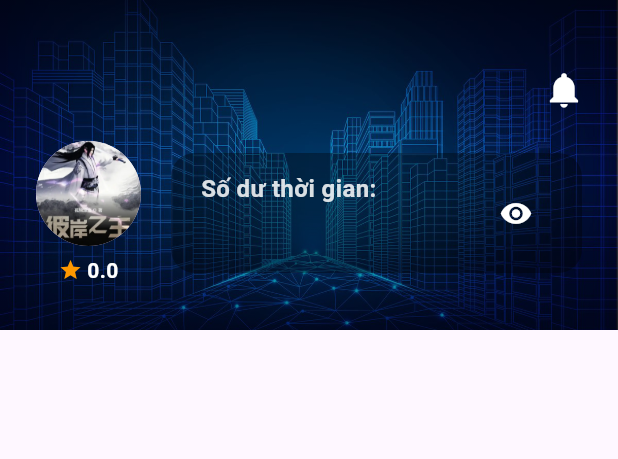
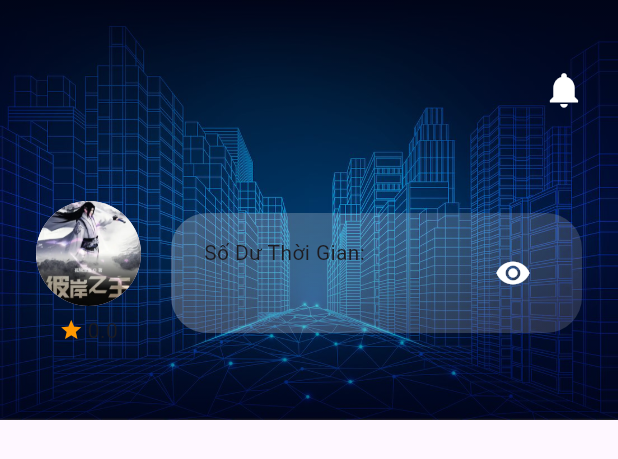
Before and after one commit to namthanhit/Time_Bank_Flutter, a Flutter app: the HeroSection widget shown alone on an empty page, opened directly with empty values, on a phone screen of 412 x 824 dp. Shown: the top 459 px of the screen. Run offline on Flutter 3.47's test engine with Material 3 defaults, Android fonts, the phone set to English and light mode, and no system bars; our stand-ins replace pin_code_fields.

Commit message:
chinh lai mau nen cua so du tai khoan cho sang len

```diff
--- a/lib/features/home/ui/widgets/hero_section.dart
+++ b/lib/features/home/ui/widgets/hero_section.dart
@@ -1,4 +1,6 @@
 import 'package:flutter/material.dart';
+import 'dart:ui';
+import '../home_typography.dart';
 
 class HeroSection extends StatelessWidget {
   const HeroSection({
@@ -19,7 +21,7 @@ class HeroSection extends StatelessWidget {
   @override
   Widget build(BuildContext context) {
     return Container(
-      height: 220,
+      height: 280,
       width: double.infinity,
       decoration: const BoxDecoration(
         image: DecorationImage(
@@ -59,7 +61,7 @@ class HeroSection extends StatelessWidget {
           Positioned(
             left: 24,
             right: 24,
-            bottom: 30,
+            bottom: 50, // increased from 30 to accommodate overlapping rounded container
             child: Row(
               crossAxisAlignment: CrossAxisAlignment.center,
               children: [
@@ -74,14 +76,7 @@ class HeroSection extends StatelessWidget {
                       children: [
                         const Icon(Icons.star, color: Colors.orange, size: 16),
                         const SizedBox(width: 3),
-                        Text(
-                          rating.toStringAsFixed(1),
-                          style: const TextStyle(
-                            color: Colors.white,
-                            fontWeight: FontWeight.bold,
-                            fontSize: 14,
-                          ),
-                        ),
+                        Text(rating.toStringAsFixed(1), style: HomeTypography.ratingValue),
                       ],
                     ),
                   ],
@@ -89,10 +84,18 @@ class HeroSection extends StatelessWidget {
                 const SizedBox(width: 20),
                 Expanded(
                   child: Container(
-                    padding: const EdgeInsets.symmetric(horizontal: 20, vertical: 12),
+                    padding: const EdgeInsets.symmetric(horizontal: 22, vertical: 16),
                     decoration: BoxDecoration(
-                      color: Colors.black.withOpacity(0.35),
-                      borderRadius: BorderRadius.circular(16),
+                      borderRadius: BorderRadius.circular(24),
+                      // Gần như trong suốt: chỉ một lớp tint trắng rất nhẹ
+                      gradient: LinearGradient(
+                        colors: [
+                          Colors.white.withOpacity(0.25),
+                          Colors.white.withOpacity(0.15),
+                        ],
+                        begin: Alignment.topLeft,
+                        end: Alignment.bottomRight,
+                      ),
                     ),
                     child: Row(
                       mainAxisAlignment: MainAxisAlignment.spaceBetween,
@@ -102,20 +105,21 @@ class HeroSection extends StatelessWidget {
                           crossAxisAlignment: CrossAxisAlignment.start,
                           children: [
                             Text(
-                              "Số dư thời gian:",
-                              style: TextStyle(
-                                color: Colors.white.withOpacity(0.85),
-                                fontSize: 16,
+                              "Số Dư Thời Gian:",
+                              style: HomeTypography.heroBalanceLabel.copyWith(
+                                color: Colors.white.withOpacity(0.92),
                                 fontWeight: FontWeight.w600,
+                                letterSpacing: 0.3,
                               ),
                             ),
-                            const SizedBox(height: 4),
+                            const SizedBox(height: 6),
                             Text(
                               isHidden ? "••••••" : timeBalance,
-                              style: const TextStyle(
-                                color: Colors.yellow,
-                                fontSize: 20,
-                                fontWeight: FontWeight.bold,
+                              style: HomeTypography.heroBalanceValue.copyWith(
+                                color: Colors.white,
+                                shadows: const [
+                                  Shadow(color: Colors.black87, blurRadius: 6, offset: Offset(0, 2)),
+                                ],
                               ),
                             ),
                           ],
@@ -126,7 +130,7 @@ class HeroSection extends StatelessWidget {
                           icon: Icon(
                             isHidden ? Icons.visibility_off : Icons.visibility,
                             color: Colors.white,
-                            size: 22,
+                            size: 24,
                           ),
                           onPressed: onToggleHidden,
                         ),
```
